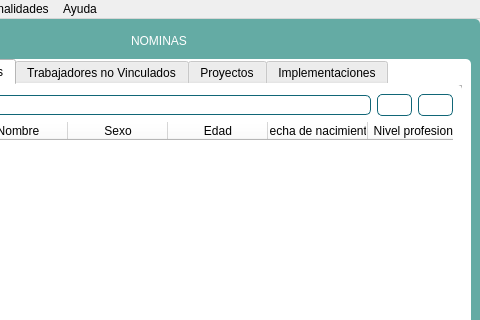
Before: the Qt Designer form Sistema de nominas/Vista/UI/Ventana.ui in Reynier2020/Sistema_nominas, drawn with Qt 5; both pictures show x 159 to 639 and y 0 to 320 of the 639 by 480 pixel window.
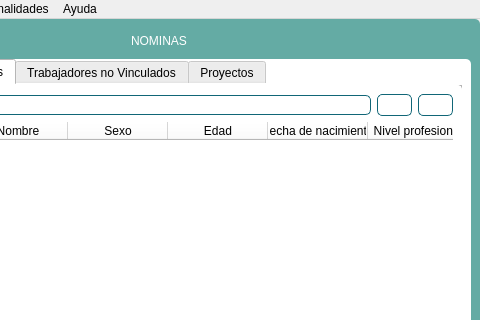
After: the same form once the commit is applied. The open tabs and pages were chosen to show the change. Icons and pictures are not drawn.

Patch:
```diff
--- a/Sistema de nominas/Vista/UI/Ventana.ui
+++ b/Sistema de nominas/Vista/UI/Ventana.ui
@@ -780,11 +780,6 @@
               </item>
              </layout>
             </widget>
-            <widget class="QWidget" name="tab_implem">
-             <attribute name="title">
-              <string>Implementaciones</string>
-             </attribute>
-            </widget>
            </widget>
           </item>
          </layout>
```
Left out of the diff: 2 changed lines with no effect on the pictures.
